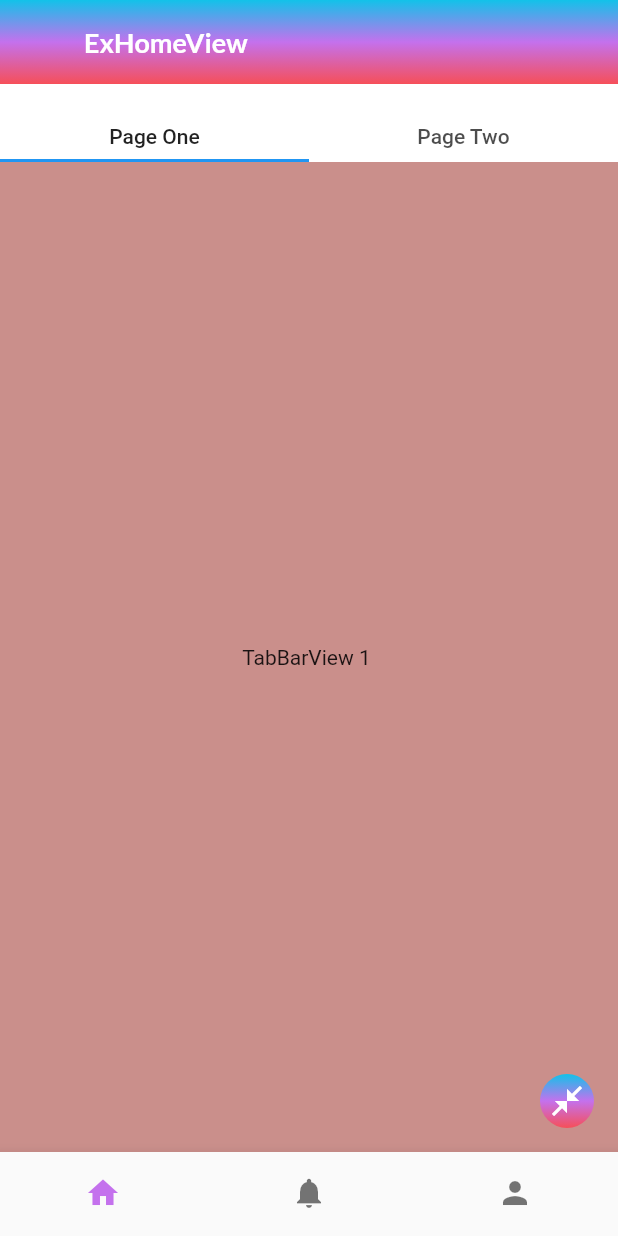
After one commit to anjarnaufals/laboratorium, a Flutter app: the screen it shows after launch, after a tap on "Menu with pageview", on a phone screen of 412 x 824 dp. The commit adds this screen. Run offline on Flutter 3.47's test engine with Material 2 defaults, Android fonts, the phone set to English and light mode, and no system bars; our stand-ins replace flutter_svg, get, google_fonts, pull_to_refresh_flutter3.

Commit message:
add menu use pageview [tabview on homemenu]

```diff
--- a/lib/app/data/atom/custom_appbar.dart
+++ b/lib/app/data/atom/custom_appbar.dart
@@ -4,7 +4,12 @@ import 'package:get/get.dart';
 
 class CustomAppbar extends StatelessWidget {
   final String title;
-  const CustomAppbar({Key? key, required this.title}) : super(key: key);
+  final bool? backButton;
+  const CustomAppbar({
+    Key? key,
+    required this.title,
+    this.backButton,
+  }) : super(key: key);
 
   @override
   Widget build(BuildContext context) {
@@ -28,7 +33,7 @@ class CustomAppbar extends StatelessWidget {
               child: InkWell(
                 borderRadius: BorderRadius.circular(25),
                 onTap: () {
-                  Get.back();
+                  backButton == true ? Get.back() : null;
                 },
                 child: Container(
                   decoration: BoxDecoration(
@@ -36,11 +41,13 @@ class CustomAppbar extends StatelessWidget {
                     borderRadius: BorderRadius.circular(25),
                   ),
                   padding: const EdgeInsets.all(16),
-                  child: Icon(
-                    Icons.adaptive.arrow_back,
-                    color: Colors.white,
-                    size: 24,
-                  ),
+                  child: backButton == true
+                      ? Icon(
+                          Icons.adaptive.arrow_back,
+                          color: Colors.white,
+                          size: 24,
+                        )
+                      : SizedBox(width: 24),
                 ),
               ),
             ),
--- a/lib/app/modules/all/controllers/all_controller.dart
+++ b/lib/app/modules/all/controllers/all_controller.dart
@@ -7,6 +7,7 @@ class AllController extends GetxController {
     Menu(menu: "Stack", route: Routes.MAIN),
     Menu(menu: "TextField", route: Routes.TEXTFIELD),
     Menu(menu: "Date Picker", route: Routes.DATE_PICKER),
+    Menu(menu: "Menu with pageview", route: Routes.PGVIEW),
   ];
 
   @override
--- a/lib/app/modules/date_picker/views/date_picker_view.dart
+++ b/lib/app/modules/date_picker/views/date_picker_view.dart
@@ -54,7 +54,10 @@ class _AppBar extends StatelessWidget {
   @override
   Widget build(BuildContext context) {
     return SliverToBoxAdapter(
-      child: CustomAppbar(title: "Date Picker"),
+      child: CustomAppbar(
+        title: "Date Picker",
+        backButton: true,
+      ),
     );
   }
 }
--- a/lib/app/modules/home/views/home_view.dart
+++ b/lib/app/modules/home/views/home_view.dart
@@ -13,7 +13,10 @@ class HomeView extends GetView<HomeController> {
       body: CustomScrollView(
         slivers: [
           SliverToBoxAdapter(
-            child: CustomAppbar(title: "Custom Filter"),
+            child: CustomAppbar(
+              title: "Custom Filter",
+              backButton: true,
+            ),
           ),
           SliverToBoxAdapter(
             child: Column(
--- /dev/null
+++ b/lib/app/modules/pgview/bindings/pgview_binding.dart
@@ -0,0 +1,16 @@
+import 'package:flower_app/app/modules/pgview/views/example_home_view.dart';
+import 'package:get/get.dart';
+
+import '../controllers/pgview_controller.dart';
+
+class PgviewBinding extends Bindings {
+  @override
+  void dependencies() {
+    Get.lazyPut<PgviewController>(
+      () => PgviewController(),
+    );
+    Get.lazyPut<ExHomeViewController>(
+      () => ExHomeViewController(),
+    );
+  }
+}
--- /dev/null
+++ b/lib/app/modules/pgview/controllers/pgview_controller.dart
@@ -0,0 +1,38 @@
+import 'package:flutter/material.dart';
+import 'package:get/get.dart';
+
+class PgviewController extends GetxController {
+  final menus = <Menu>[
+    Menu(id: 0, menu: Icons.home),
+    Menu(id: 1, menu: Icons.notifications),
+    Menu(id: 2, menu: Icons.person),
+  ];
+
+  final pageController = PageController();
+  var index = 0.obs;
+
+  @override
+  void onInit() {
+    super.onInit();
+  }
+
+  @override
+  void onReady() {
+    super.onReady();
+  }
+
+  @override
+  void onClose() {}
+
+  void changeMenu(int i) {
+    index.value = i;
+    pageController.jumpToPage(i);
+  }
+}
+
+class Menu {
+  int id;
+  IconData menu;
+
+  Menu({required this.id, required this.menu});
+}
--- /dev/null
+++ b/lib/app/modules/pgview/views/example_home_view.dart
@@ -0,0 +1,118 @@
+import 'package:flower_app/app/data/atom/custom_appbar.dart';
+import 'package:flutter/material.dart';
+import 'package:get/get.dart';
+
+class ExHomeView extends GetView<ExHomeViewController> {
+  const ExHomeView({Key? key}) : super(key: key);
+
+  @override
+  Widget build(BuildContext context) {
+    return Scaffold(
+      body: CustomScrollView(
+        slivers: [
+          _AppBar(),
+          _Space(),
+          SliverToBoxAdapter(
+            child: Container(
+              child: TabBar(
+                onTap: (i) {
+                  controller.changeTabIndex(i);
+                },
+                controller: controller.tabController,
+                tabs: [
+                  Container(
+                    height: 30,
+                    child: Center(
+                      child: Text("Page One"),
+                    ),
+                  ),
+                  Container(
+                    height: 30,
+                    child: Center(
+                      child: Text("Page Two"),
+                    ),
+                  ),
+                ],
+              ),
+            ),
+          ),
+          SliverFillRemaining(
+            child: TabBarView(
+              controller: controller.tabController,
+              children: [
+                _ContentTabBarView(
+                  i: 1,
+                ),
+                _ContentTabBarView(
+                  i: 2,
+                ),
+              ],
+            ),
+          ),
+        ],
+      ),
+    );
+  }
+}
+
+class _ContentTabBarView extends StatelessWidget {
+  final int i;
+
+  const _ContentTabBarView({
+    Key? key,
+    required this.i,
+  }) : super(key: key);
+
+  @override
+  Widget build(BuildContext context) {
+    return Container(
+      color: i == 1
+          ? Color.fromARGB(255, 202, 143, 139)
+          : Color.fromARGB(255, 139, 202, 164),
+      child: Center(child: Text("TabBarView ${i} ")),
+    );
+  }
+}
+
+class _Space extends StatelessWidget {
+  const _Space({
+    Key? key,
+  }) : super(key: key);
+
+  @override
+  Widget build(BuildContext context) {
+    return SliverToBoxAdapter(
+      child: SizedBox(height: 20),
+    );
+  }
+}
+
+class _AppBar extends StatelessWidget {
+  const _AppBar({
+    Key? key,
+  }) : super(key: key);
+
+  @override
+  Widget build(BuildContext context) {
+    return SliverToBoxAdapter(
+      child: CustomAppbar(title: "ExHomeView"),
+    );
+  }
+}
+
+class ExHomeViewController extends GetxController
+    with GetSingleTickerProviderStateMixin {
+  late TabController tabController;
+
+  var indexPage = 0.obs;
+
+  @override
+  void onInit() {
+    super.onInit();
+    tabController = TabController(vsync: this, length: 2);
+  }
+
+  void changeTabIndex(int i) {
+    indexPage.value = i;
+  }
+}
--- /dev/null
+++ b/lib/app/modules/pgview/views/pgview_view.dart
@@ -0,0 +1,78 @@
+import 'package:flower_app/app/modules/pgview/views/example_home_view.dart';
+import 'package:flower_app/app/modules/pgview/views/example_notif_view.dart';
+import 'package:flower_app/app/modules/pgview/views/example_profile_view.dart';
+import 'package:flutter/material.dart';
+
+import 'package:get/get.dart';
+
+import '../controllers/pgview_controller.dart';
+
+class PgviewView extends GetView<PgviewController> {
+  @override
+  Widget build(BuildContext context) {
+    return Scaffold(
+      body: SafeArea(
+        child: PageView(
+          controller: controller.pageController,
+          children: [
+            ExHomeView(),
+            ExNotifView(),
+            ExProfileView(),
+          ],
+        ),
+      ),
+      bottomNavigationBar: Obx(() => BottomNavigationBar(
+          onTap: (i) {
+            controller.changeMenu(i);
+          },
+          showSelectedLabels: false,
+          showUnselectedLabels: false,
+          currentIndex: controller.index.value,
+          selectedIconTheme: IconThemeData(color: Get.theme.primaryColorLight),
+          items: controller.menus
+              .map(
+                  (e) => BottomNavigationBarItem(icon: Icon(e.menu), label: ""))
+              .toList())),
+      floatingActionButton: _BackButton(),
+    );
+  }
+}
+
+class _BackButton extends StatelessWidget {
+  const _BackButton({
+    Key? key,
+  }) : super(key: key);
+
+  @override
+  Widget build(BuildContext context) {
+    return Container(
+      decoration: BoxDecoration(
+        borderRadius: BorderRadius.circular(25),
+        gradient: LinearGradient(
+            begin: Alignment.topCenter,
+            end: Alignment.bottomCenter,
+            colors: [
+              Get.theme.primaryColor,
+              Get.theme.primaryColorLight,
+              Get.theme.primaryColorDark,
+            ]),
+      ),
+      child: Material(
+        color: Colors.transparent,
+        child: InkWell(
+          borderRadius: BorderRadius.circular(25),
+          onTap: () {
+            Get.back();
+          },
+          child: Container(
+            padding: const EdgeInsets.all(6),
+            child: Icon(
+              Icons.close_fullscreen,
+              color: Colors.white,
+            ),
+          ),
+        ),
+      ),
+    );
+  }
+}
--- a/lib/app/modules/textfield/views/textfield_view.dart
+++ b/lib/app/modules/textfield/views/textfield_view.dart
@@ -156,6 +156,7 @@ class _AppBar extends StatelessWidget {
     return SliverToBoxAdapter(
       child: CustomAppbar(
         title: "TextField",
+        backButton: true,
       ),
     );
   }
--- a/lib/app/routes/app_routes.dart
+++ b/lib/app/routes/app_routes.dart
@@ -9,6 +9,7 @@ abstract class Routes {
   static const ALL = _Paths.ALL;
   static const TEXTFIELD = _Paths.TEXTFIELD;
   static const DATE_PICKER = _Paths.DATE_PICKER;
+  static const PGVIEW = _Paths.PGVIEW;
 }
 
 abstract class _Paths {
@@ -17,4 +18,5 @@ abstract class _Paths {
   static const ALL = '/all';
   static const TEXTFIELD = '/textfield';
   static const DATE_PICKER = '/date-picker';
+  static const PGVIEW = '/pgview';
 }
```
Also changed, not shown: lib/app/modules/pgview/views/example_notif_view.dart (added, +19 -0 lines), lib/app/modules/pgview/views/example_profile_view.dart (added, +19 -0 lines), lib/app/routes/app_pages.dart (+8 -0 lines).
